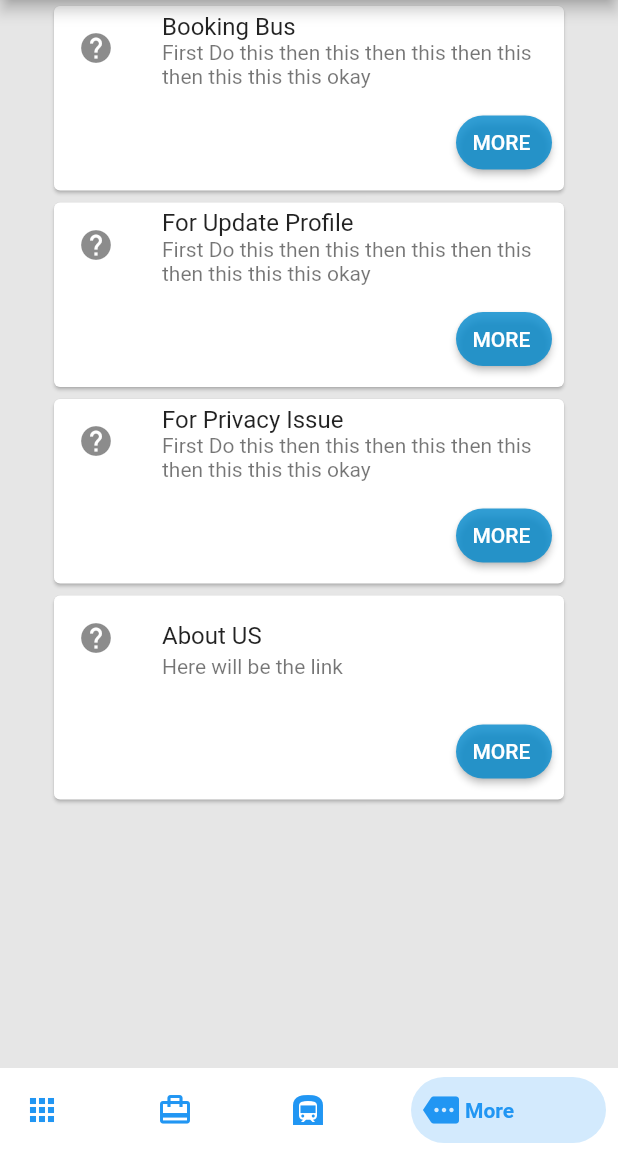
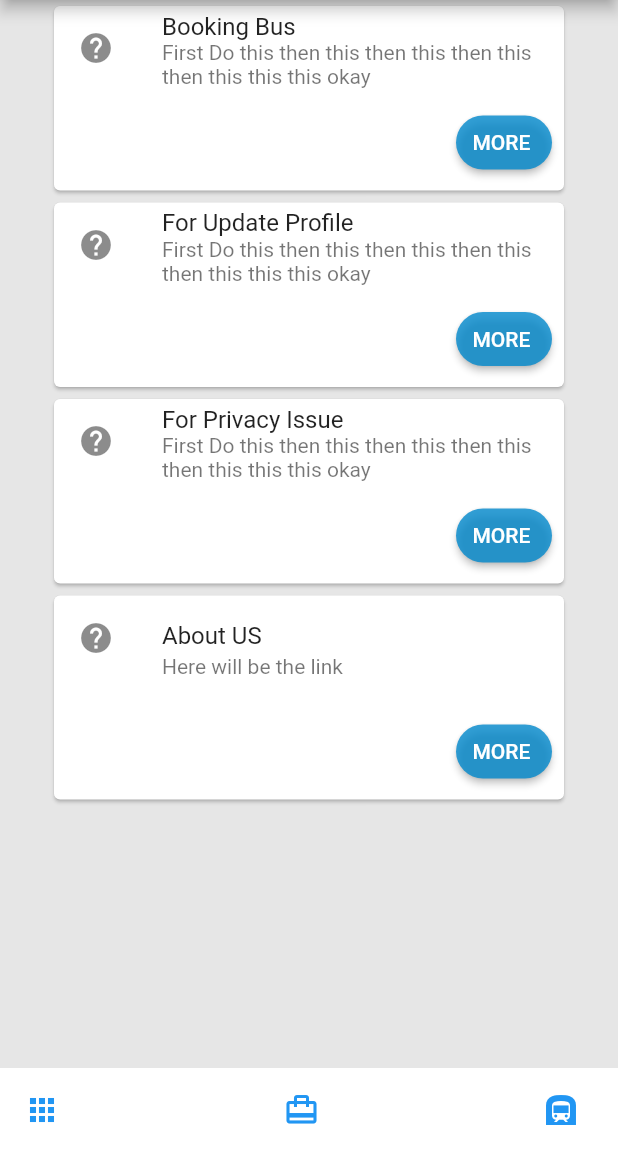
Before and after one commit to YemaneAbrha/TravelEthiopiaMobileApp, a Flutter app: the HelpPage screen opened by its route, on a phone screen of 412 x 824 dp, the part 84-1236 px from its top. Run offline on Flutter 3.47's test engine with Material 2 defaults, Android fonts, the phone set to English and light mode, and no system bars; our stand-ins replace bottom_navy_bar, circular_profile_avatar, datetime_picker_formfield, shared_preferences, splashscreen; missing offline and left inert: dart:ffi, dropdownfield; accounts and stored records are empty; network calls fail.

Commit message:
removing More button

```diff
--- a/lib/pages/common/buttombarnavigation.dart
+++ b/lib/pages/common/buttombarnavigation.dart
@@ -24,10 +24,8 @@ class ButtonState extends State<Buttom> {
           Navigator.pushReplacementNamed(context, '/book');
         } else if (index == 1) {
           Navigator.pushReplacementNamed(context, '/mybooking');
-        } else if (index == 2) {
+        } else {
           Navigator.pushReplacementNamed(context, '/allbus');
-        } else {
-          Navigator.pushReplacementNamed(context, '/help');
         }
       }),
       items: [
@@ -44,10 +42,6 @@ class ButtonState extends State<Buttom> {
             icon: Icon(Icons.subway),
             title: Text('All Bus'),
             activeColor: Colors.blue),
-        BottomNavyBarItem(
-            icon: Icon(Icons.more),
-            title: Text('More'),
-            activeColor: Colors.blue),
       ],
     );
   }
```
